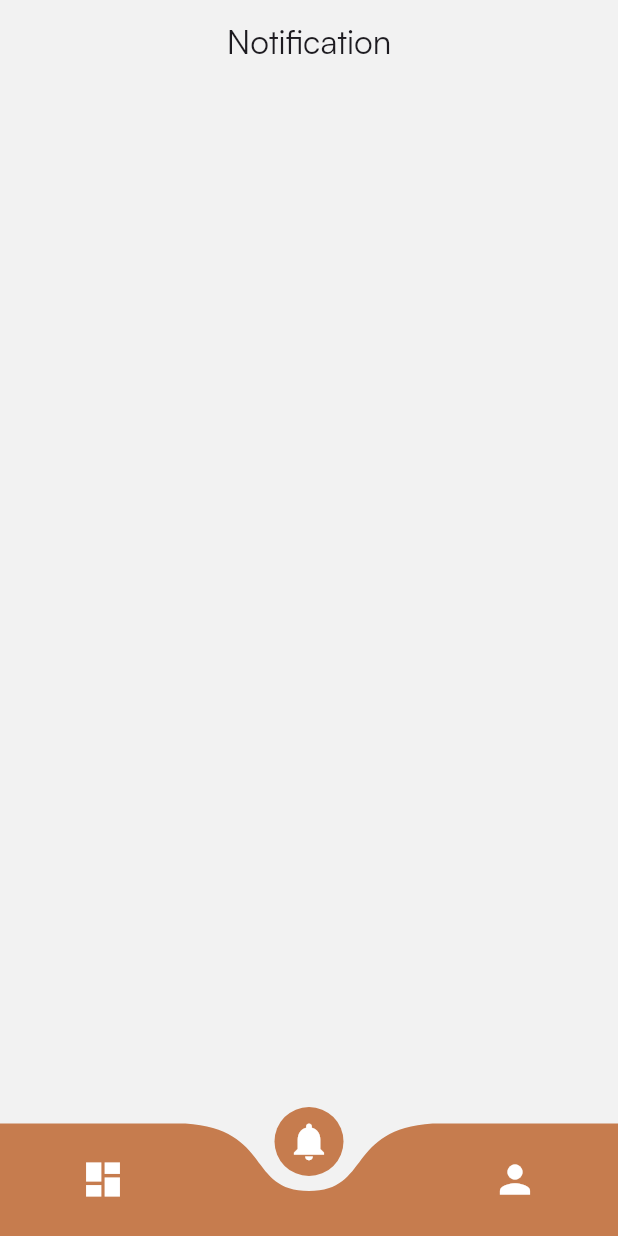
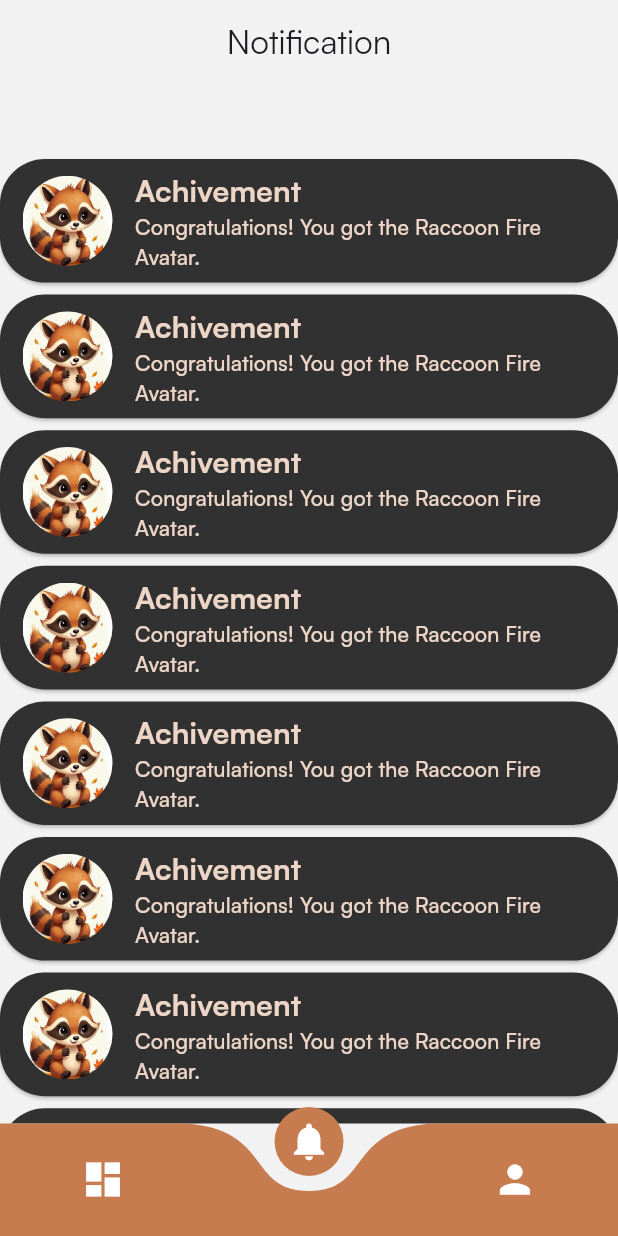
Before and after one commit to MDuuc/learning_app, a Flutter app: the screen it shows after launch, item 2 of the bottom bar chosen, on a phone screen of 412 x 824 dp. Run offline on Flutter 3.47's test engine with Material 3 defaults, Android fonts, the light colour scheme and no system bars; drawn by our look-alikes of curved_navigation_bar; our stand-ins replace flutter_svg, shared_preferences; missing offline and left inert: google_mlkit_digital_ink_recognition.

Commit message:
done notification UI

```diff
--- a/raccoon_learning/lib/constants/assets/app_images.dart
+++ b/raccoon_learning/lib/constants/assets/app_images.dart
@@ -14,7 +14,6 @@ class AppImages{
   static const String raccoon_grade_1 = '${basePath}raccoon_grade_1.png';
   static const String raccoon_grade_2 = '${basePath}raccoon_grade_2.png';
   static const String raccoon_grade_3 = '${basePath}raccoon_grade_3.png';
-  static const String raccoon_grade_4 = '${basePath}raccoon_grade_4.png';
-  static const String raccoon_grade_5 = '${basePath}raccoon_grade_5.png';
+  static const String raccoon_notifi = '${basePath}raccoon_notifi.png';
 
 }
--- a/raccoon_learning/lib/presentation/home/notification_page.dart
+++ b/raccoon_learning/lib/presentation/home/notification_page.dart
@@ -1,4 +1,6 @@
 import 'package:flutter/material.dart';
+import 'package:raccoon_learning/constants/assets/app_images.dart';
+import 'package:raccoon_learning/constants/theme/app_colors.dart';
 import 'package:raccoon_learning/presentation/widgets/appbar/app_bar.dart';
 
 class NotificationPage extends StatelessWidget {
@@ -8,6 +10,84 @@ class NotificationPage extends StatelessWidget {
   Widget build(BuildContext context) {
     return Scaffold(
       appBar: BasicAppBar(hideBack: true, title: Text("Notification"),),
+      body: SingleChildScrollView(
+        child: Column(
+          children: [
+            const SizedBox(height: 50,),
+            notif(context),
+            notif(context),
+            notif(context),
+            notif(context),
+            notif(context),
+            notif(context),
+            notif(context),
+            notif(context),
+
+
+
+
+          ],
+        ),
+      ),
     );
   }
 }
+
+Widget notif(BuildContext context) {
+  double screenHeight = MediaQuery.of(context).size.height;
+  return Padding(
+    padding: const EdgeInsets.only(bottom: 8),
+    child: ElevatedButton(
+      onPressed: () {},
+      style: ElevatedButton.styleFrom(
+        padding: EdgeInsets.zero,
+        shape: RoundedRectangleBorder(
+          borderRadius: BorderRadius.circular(30),
+        ),
+        foregroundColor: AppColors.brown_light,
+        backgroundColor: AppColors.black,
+      ),
+      child: Container(
+        constraints: BoxConstraints(
+          minHeight: screenHeight / 10,
+        ),
+        padding: const EdgeInsets.symmetric(vertical: 1, horizontal: 15),
+        child: Row(
+          mainAxisAlignment: MainAxisAlignment.center,
+          crossAxisAlignment: CrossAxisAlignment.center,
+          children: [
+            CircleAvatar(
+              backgroundColor: Colors.transparent,
+              radius: 30,
+              backgroundImage: AssetImage(AppImages.raccoon_notifi),
+            ),
+            const SizedBox(width: 15),
+            Expanded(  // Make sure the Text widget takes available space
+              child: Column(
+                mainAxisAlignment: MainAxisAlignment.center,
+                crossAxisAlignment: CrossAxisAlignment.start,
+                children: [
+                  Text(
+                    "Achivement",
+                    style: TextStyle(
+                      fontSize: 20,
+                      fontWeight: FontWeight.w600,
+                    ),
+                  ),
+                  Text(
+                    "Congratulations! You got the Raccoon Fire Avatar.",
+                    style: TextStyle(
+                      fontSize: 14,
+                    ),
+                    softWrap: true, // Allow text to wrap
+                    overflow: TextOverflow.visible, // Ensure the text wraps properly
+                  ),
+                ],
+              ),
+            ),
+          ],
+        ),
+      ),
+    ),
+  );
+}
```
Also changed, not shown: raccoon_learning/assets/images/raccoon_notifi.png (added).
